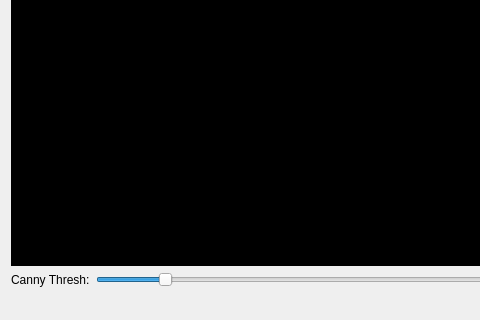
Old version of the form mainwindow.ui in the repository n00bi14/mcu_course_detection_simulation; both pictures show x 0 to 480 and y 264 to 584 of the 824 by 584 pixel window.
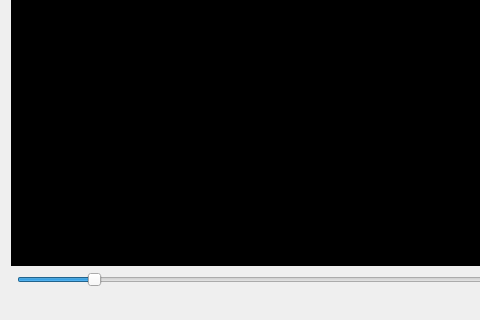
New version of the form.

```diff
--- a/mainwindow.ui
+++ b/mainwindow.ui
@@ -54,13 +54,6 @@
       </property>
      </widget>
     </item>
-    <item row="4" column="0">
-     <widget class="QLabel" name="label">
-      <property name="text">
-       <string>Canny Thresh:</string>
-      </property>
-     </widget>
-    </item>
     <item row="1" column="0" rowspan="3" colspan="2">
      <widget class="QLabel" name="lblVideo">
       <property name="sizePolicy">
```
Left out of the diff: 4 changed lines with no effect on the pictures.
